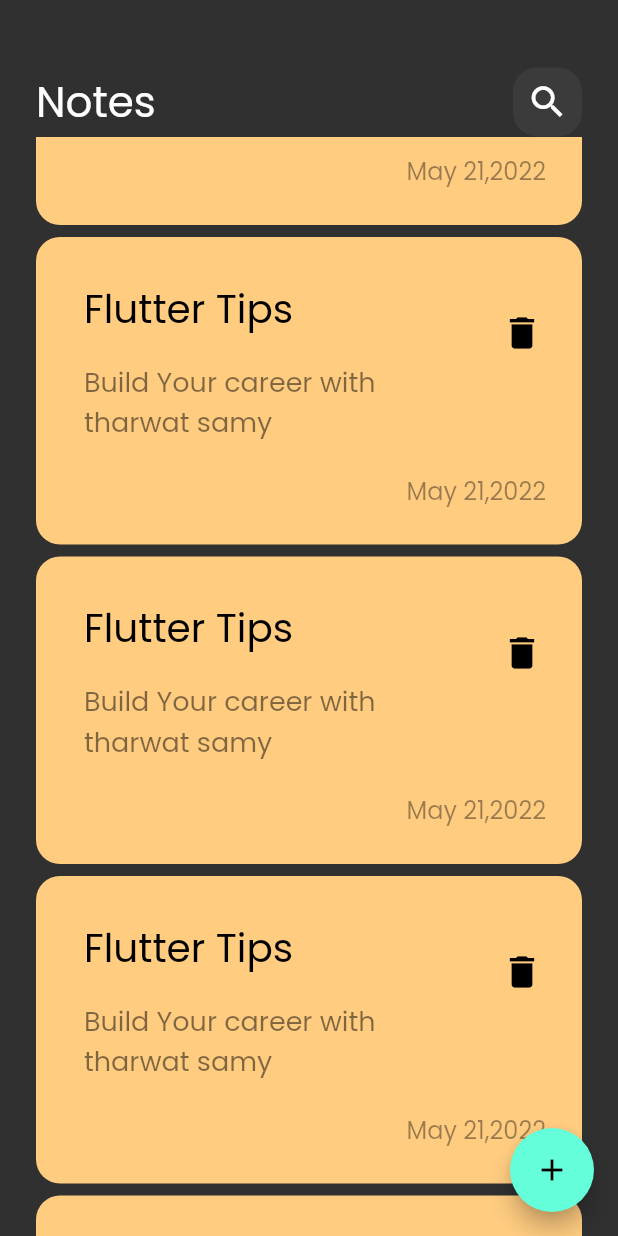
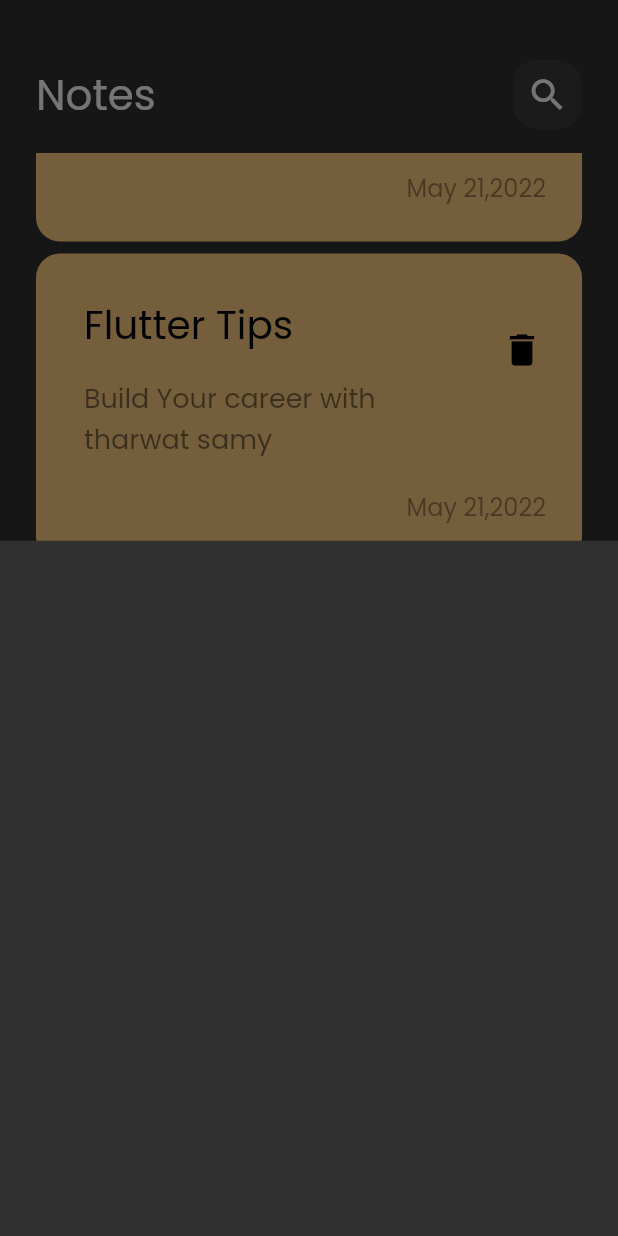
Before and after one commit to AbdelrhmanMohamedKhaled/notes_app, a Flutter app: the screen it shows after launch, scrolled down 576 dp, after a tap on the "add" icon, on a phone screen of 412 x 824 dp. Run offline on Flutter 3.47's test engine with Material 2 defaults, Android fonts, the phone set to English and light mode, and no system bars.

Commit message:
show modal bottom sheet

```diff
--- a/lib/views/notes_view.dart
+++ b/lib/views/notes_view.dart
@@ -1,5 +1,6 @@
 import 'package:flutter/material.dart';
 import 'package:note_app/views/widgets/Notes_view_body.dart';
+import 'package:note_app/views/widgets/add_note_bottom_sheet.dart';
 
 class NotesView extends StatelessWidget {
   const NotesView({super.key});
@@ -8,7 +9,13 @@ class NotesView extends StatelessWidget {
   Widget build(BuildContext context) {
     return Scaffold(
       floatingActionButton: FloatingActionButton(
-        onPressed: () {},
+        onPressed: () {
+          showModalBottomSheet(
+              context: context,
+              builder: (context) {
+                return const AddNoteButtomSheet();
+              });
+        },
         child: const Icon(Icons.add),
       ),
       body: const NotesViewBody(),
--- /dev/null
+++ b/lib/views/widgets/add_note_bottom_sheet.dart
@@ -0,0 +1,10 @@
+import 'package:flutter/material.dart';
+
+class AddNoteButtomSheet extends StatelessWidget {
+  const AddNoteButtomSheet({super.key});
+
+  @override
+  Widget build(BuildContext context) {
+    return Container();
+  }
+}
--- a/lib/views/widgets/notes_list_view.dart
+++ b/lib/views/widgets/notes_list_view.dart
@@ -8,7 +8,10 @@ class NoteListView extends StatelessWidget {
   @override
   Widget build(BuildContext context) {
     return Expanded(
+      child: Padding(
+        padding: const EdgeInsets.symmetric(vertical: 16),
         child: ListView.builder(
+          padding: EdgeInsets.zero,
           itemBuilder: (context, index) {
             return const Padding(
               padding: EdgeInsets.symmetric(vertical: 4),
@@ -16,6 +19,7 @@ class NoteListView extends StatelessWidget {
             );
           },
         ),
+      ),
     );
   }
 }
--- a/lib/views/widgets/notes_view_body.dart
+++ b/lib/views/widgets/notes_view_body.dart
@@ -12,7 +12,7 @@ class NotesViewBody extends StatelessWidget {
       child: Column(
         children: [
           SizedBox(
-            height: 45,
+            height: 40,
           ),
           CustomAppBar(),
           NoteListView(),
```
Lines whose indentation alone changed are shown as unchanged.
